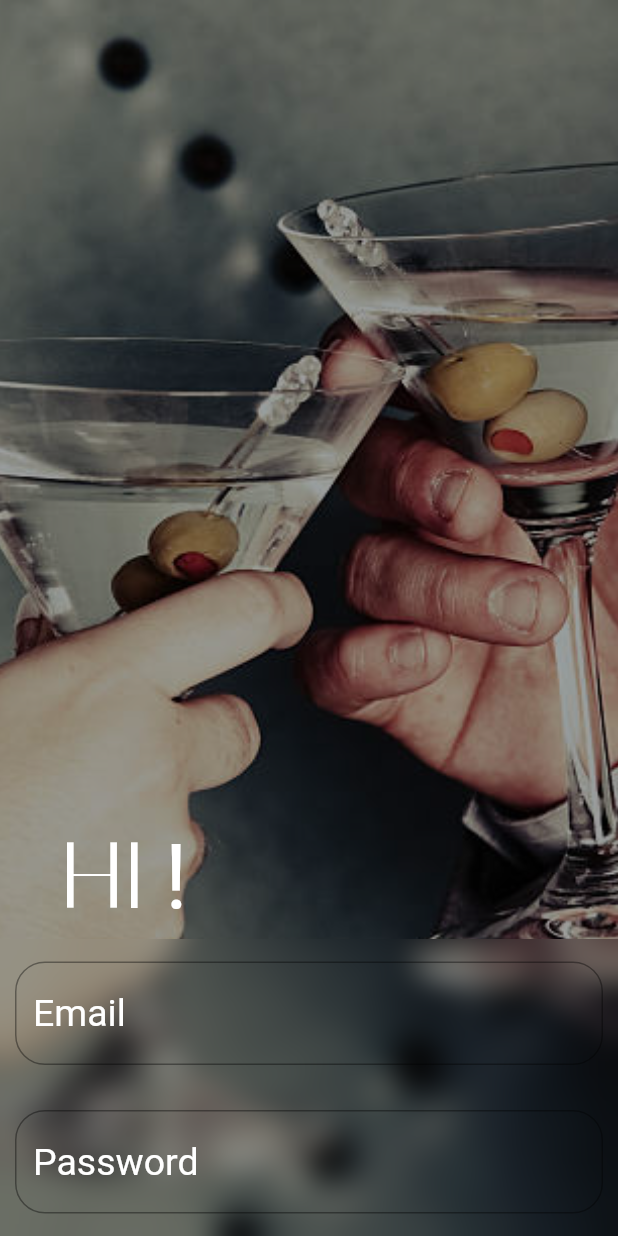
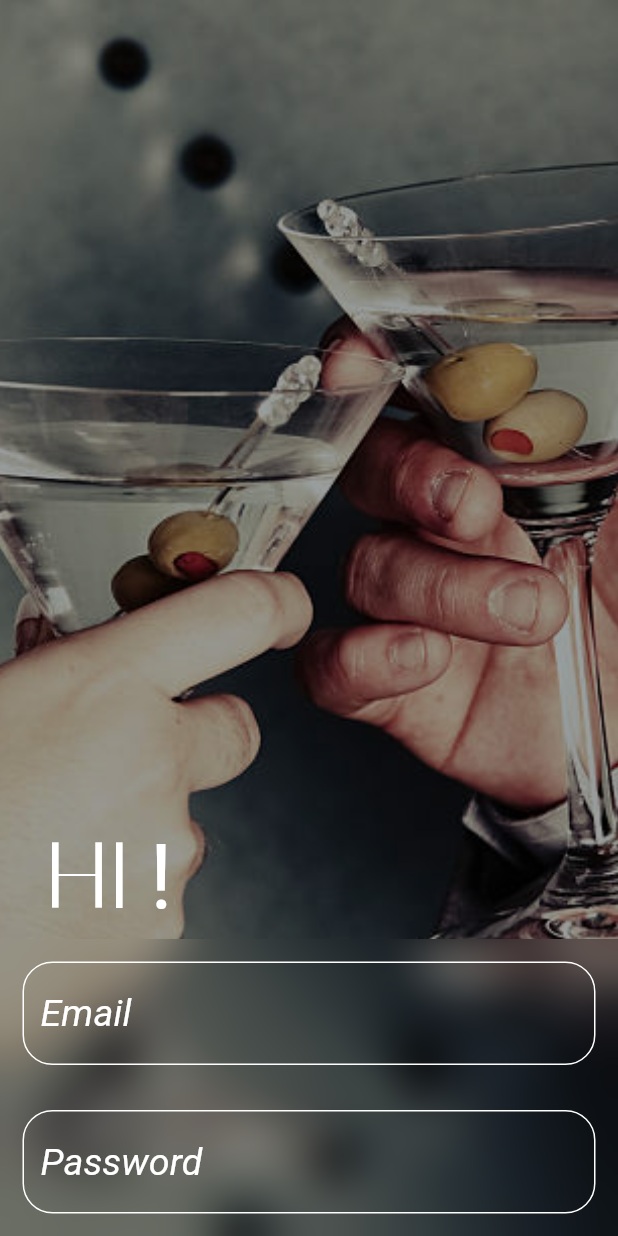
Before and after one commit to RotenKiwi/TaleHub, a Flutter app: the screen it shows after launch, after a tap on "Shake Things Up", on a phone screen of 412 x 824 dp. Run offline on Flutter 3.47's test engine with Material 2 defaults, Android fonts, the light colour scheme and no system bars; missing offline and left inert: dart:ffi; Roboto replaces fonts that are missing (Poppins).

Commit message:
LoginPage
Changed formField Design

```diff
--- a/lib/Components/formField.dart
+++ b/lib/Components/formField.dart
@@ -1,45 +1,44 @@
+import 'dart:ffi';
 import 'package:flutter/material.dart';
 
-class formField extends StatelessWidget {
+class textfield extends StatelessWidget {
   final String text;
+  final bool isPassword;
+  final Function(String) onchanged;
 
-  //final Color textColor;
-  final double horizontalPadding;
-  final double fontSize;
-  final Function(String) onChanged;
-  final bool password;
-
-  const formField({
+  const textfield({
     super.key,
     required this.text,
-    //required this.textColor,
-    required this.horizontalPadding,
-    required this.fontSize,
-    required this.onChanged, required this.password,
+    required this.isPassword, required this.onchanged,
   });
 
   @override
   Widget build(BuildContext context) {
     return Padding(
-      padding:
-          EdgeInsets.symmetric(horizontal: horizontalPadding, vertical: 15),
-      child: TextFormField(
-        obscureText: password,
-        onChanged: onChanged,
+      padding: EdgeInsets.all(15.0),
+      child: TextField(
+        onChanged: onchanged,
+        style: TextStyle(
+          color: Colors.white,
+        ),
+        obscureText: isPassword,
+        //obscuringCharacter: '%',
         decoration: InputDecoration(
-          border: const OutlineInputBorder(
-            borderRadius: BorderRadius.all(
-              Radius.circular(20.0),
+            hintText: text,
+            hintStyle: TextStyle(
+              color: Colors.white,
+              //fontWeight: FontWeight.w500,
+              fontStyle: FontStyle.italic,
+              fontSize: 25.0,
             ),
-          ),
-          hintText: text,
-          hintStyle: TextStyle(
-            //color: textColor,
-            color: Colors.white,
-            fontSize: fontSize,
-            fontFamily: 'Poppins',
-          ),
-        ),
+            enabledBorder: OutlineInputBorder(
+              borderRadius: BorderRadius.circular(20.0),
+              borderSide: BorderSide(
+                color: Colors.white,
+                width: 1,
+                style: BorderStyle.solid,
+              ),
+            )),
       ),
     );
   }
--- a/lib/Screens/LoginSignup/Login.dart
+++ b/lib/Screens/LoginSignup/Login.dart
@@ -26,7 +26,7 @@ class _loginState extends State<login> {
           children: [
             const Spacer(),
             const Padding(
-              padding: EdgeInsets.symmetric(horizontal: 40.0),
+              padding: EdgeInsets.symmetric(horizontal: 30.0),
               child: Text(
                 "HI !",
                 style: TextStyle(
@@ -40,22 +40,11 @@ class _loginState extends State<login> {
             ),
             ClipRRect(
               child: BackdropFilter(
-                filter: ImageFilter.blur(sigmaX: 10, sigmaY: 10),
+                filter: ImageFilter.blur(sigmaX: 15, sigmaY: 15),
                 child: Column(
                   children: [
-                    formField(
-                      text: 'Email',
-                      horizontalPadding: 10.0,
-                      fontSize: 25,
-                      onChanged: (String) {},
-                      password: false,
-                    ),
-                    formField(
-                        text: 'Password',
-                        horizontalPadding: 10.0,
-                        fontSize: 25,
-                        onChanged: (String) {},
-                        password: true)
+                    textfield(text: 'Email', isPassword: false, onchanged: (value){}),
+                    textfield(text: 'Password', isPassword: true, onchanged: (value){}),
                   ],
                 ),
               ),
```
